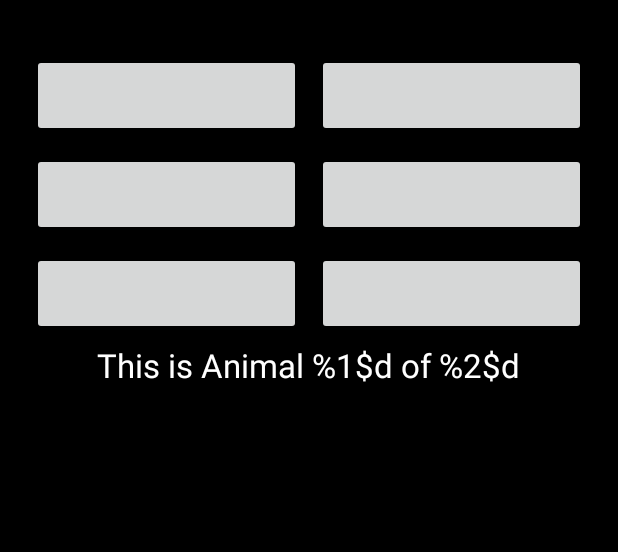
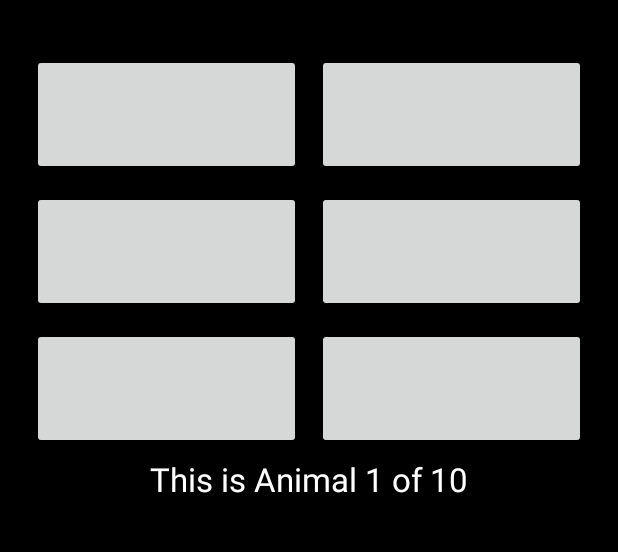
Before and after one commit to Elad73/Android-Udemy-Tutorials, an Android app: the screen it shows after launch (MainActivity), on a phone screen of 412 x 824 dp, the part 62-614 px from its top. Run offline under Robolectric (Android 15) with nearby library versions, the phone set to English and light mode, and no system bars; 1 statement that could not run was skipped.

Commit message:
Starting to add logic to main activity

```diff
--- a/AnimalQuiz/app/src/main/java/com/animalquiz/moondragon/animalquiz/MainActivityFragment.java
+++ b/AnimalQuiz/app/src/main/java/com/animalquiz/moondragon/animalquiz/MainActivityFragment.java
@@ -1,15 +1,46 @@
 package com.animalquiz.moondragon.animalquiz;
 
+import android.os.Handler;
 import android.support.v4.app.Fragment;
 import android.os.Bundle;
 import android.view.LayoutInflater;
 import android.view.View;
 import android.view.ViewGroup;
+import android.view.animation.Animation;
+import android.view.animation.AnimationUtils;
+import android.widget.Button;
+import android.widget.ImageView;
+import android.widget.LinearLayout;
+import android.widget.TextView;
+
+import java.security.SecureRandom;
+import java.util.ArrayList;
+import java.util.List;
+import java.util.Set;
 
 /**
  * A placeholder fragment containing a simple view.
  */
 public class MainActivityFragment extends Fragment {
+
+    private static final int NUMBER_OF_ANIMALS_INCLUDED_IN_QUIZ = 10;
+
+    private List<String> allAnimalsNamesList;
+    private List<String> animalsNamesQuizList;
+    private Set<String>  animalTypesInQuiz;
+    private String       correctAnimalsAnswer;
+    private int          numberOfAllGuesses;
+    private int          numberOfRightAnswers;
+    private int          numberOfAnimalsGuessRows;
+    private SecureRandom secureRandomNumber;
+    private Handler      handler2;
+    private Animation    wrongAnswerAnimation;
+
+    private LinearLayout animalQuizLinearLayout;
+    private TextView     txtQuestionNumber;
+    private ImageView    imgAnimal;
+    private LinearLayout[] rowsOfGuessButtonsInAnimalQuiz;
+    private TextView     txtAnswer;
 
     public MainActivityFragment() {
     }
@@ -17,6 +48,38 @@ public class MainActivityFragment extends Fragment {
     @Override
     public View onCreateView(LayoutInflater inflater, ViewGroup container,
                              Bundle savedInstanceState) {
-        return inflater.inflate(R.layout.fragment_main, container, false);
+        View view =  inflater.inflate(R.layout.fragment_main, container, false);
+
+        allAnimalsNamesList  = new ArrayList<>();
+        animalsNamesQuizList = new ArrayList<>();
+        secureRandomNumber   = new SecureRandom();
+        handler2             = new Handler();
+
+        wrongAnswerAnimation = AnimationUtils.loadAnimation(getActivity(), R.anim.wrong_answer_animation);
+        wrongAnswerAnimation.setRepeatCount(1);
+
+        animalQuizLinearLayout            = (LinearLayout) view.findViewById(R.id.animalQuizLinearLayout);
+        txtQuestionNumber                 = (TextView) view.findViewById(R.id.txtQuestionNumber);
+        imgAnimal                         = (ImageView) view.findViewById(R.id.imgAnimal);
+        rowsOfGuessButtonsInAnimalQuiz    = new LinearLayout[3];
+        rowsOfGuessButtonsInAnimalQuiz[0] = (LinearLayout) view.findViewById(R.id.rowLnrLayout1);
+        rowsOfGuessButtonsInAnimalQuiz[1] = (LinearLayout) view.findViewById(R.id.rowLnrLayout2);
+        rowsOfGuessButtonsInAnimalQuiz[2] = (LinearLayout) view.findViewById(R.id.rowLnrLayout3);
+        txtAnswer = (TextView) view.findViewById(R.id.txtAnswer);
+
+        for (LinearLayout row : rowsOfGuessButtonsInAnimalQuiz) {
+            for (int column = 0; column < row.getChildCount(); column++) {
+
+                Button btnGuess = (Button) row.getChildAt(column);
+                btnGuess.setOnClickListener(btnGuessListener);
+                btnGuess.setTextSize(24);
+            }
+        }
+
+        txtQuestionNumber.setText(getString(R.string.question_text, 1, NUMBER_OF_ANIMALS_INCLUDED_IN_QUIZ));
+
+        return view;
     }
+
+
 }
--- a/AnimalQuiz/app/src/main/res/layout/fragment_main.xml
+++ b/AnimalQuiz/app/src/main/res/layout/fragment_main.xml
@@ -1,7 +1,7 @@
 <?xml version="1.0" encoding="utf-8"?>
 <LinearLayout xmlns:android="http://schemas.android.com/apk/res/android"
     xmlns:tools="http://schemas.android.com/tools"
-    android:id="@+id/content_main"
+    android:id="@+id/animalQuizLinearLayout"
     android:layout_width="match_parent"
     android:layout_height="match_parent"
     android:paddingBottom="@dimen/activity_vertical_margin"
```
Also changed, not shown: AnimalQuiz/app/src/main/java/com/animalquiz/moondragon/animalquiz/SettingsActivity.java (+0 -8 lines), AnimalQuiz/app/src/main/java/com/animalquiz/moondragon/animalquiz/SettingsActivityFragment.java (+7 -7 lines), AnimalQuiz/app/src/main/res/layout/activity_settings.xml (+0 -8 lines).
